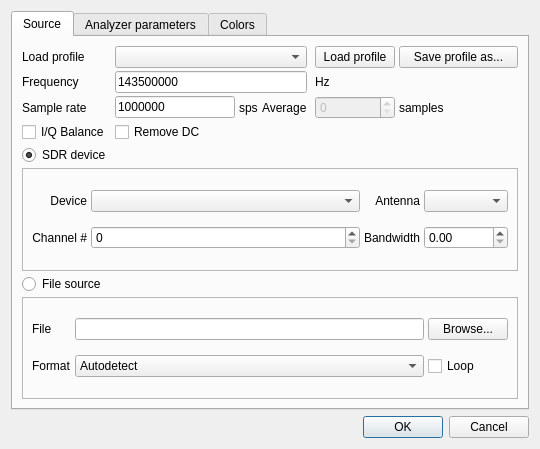
Before: the Qt Designer form ui/Config.ui in BatchDrake/SigDigger, drawn with Qt 5.
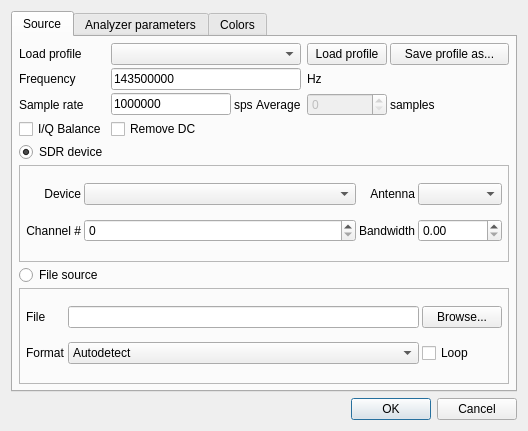
After: the same form once the commit is applied. Custom widgets are drawn as their Qt base class.

```diff
--- a/ui/Config.ui
+++ b/ui/Config.ui
@@ -6,8 +6,8 @@
    <rect>
     <x>0</x>
     <y>0</y>
-    <width>540</width>
-    <height>449</height>
+    <width>528</width>
+    <height>431</height>
    </rect>
   </property>
   <property name="windowTitle">
@@ -38,12 +38,18 @@
       </attribute>
       <layout class="QGridLayout" name="gridLayout_4">
        <property name="leftMargin">
-        <number>9</number>
+        <number>6</number>
        </property>
-       <property name="horizontalSpacing">
-        <number>4</number>
+       <property name="topMargin">
+        <number>6</number>
        </property>
-       <property name="verticalSpacing">
+       <property name="rightMargin">
+        <number>6</number>
+       </property>
+       <property name="bottomMargin">
+        <number>6</number>
+       </property>
+       <property name="spacing">
         <number>3</number>
        </property>
        <item row="0" column="6">
@@ -89,8 +95,20 @@
           <enum>QFrame::Raised</enum>
          </property>
          <layout class="QGridLayout" name="gridLayout">
+          <property name="leftMargin">
+           <number>6</number>
+          </property>
+          <property name="topMargin">
+           <number>6</number>
+          </property>
+          <property name="rightMargin">
+           <number>6</number>
+          </property>
+          <property name="bottomMargin">
+           <number>6</number>
+          </property>
           <property name="spacing">
-           <number>4</number>
+           <number>3</number>
           </property>
           <item row="2" column="0">
            <widget class="QLabel" name="label_5">
@@ -272,13 +290,19 @@
          </property>
          <layout class="QGridLayout" name="gridLayout_2">
           <property name="leftMargin">
-           <number>9</number>
+           <number>6</number>
           </property>
-          <property name="horizontalSpacing">
-           <number>4</number>
+          <property name="topMargin">
+           <number>6</number>
           </property>
-          <property name="verticalSpacing">
-           <number>2</number>
+          <property name="rightMargin">
+           <number>6</number>
+          </property>
+          <property name="bottomMargin">
+           <number>6</number>
+          </property>
+          <property name="spacing">
+           <number>3</number>
           </property>
           <item row="0" column="0">
            <widget class="QLabel" name="label_10">
```
Left out of the diff: 56 changed lines with no effect on the pictures.
